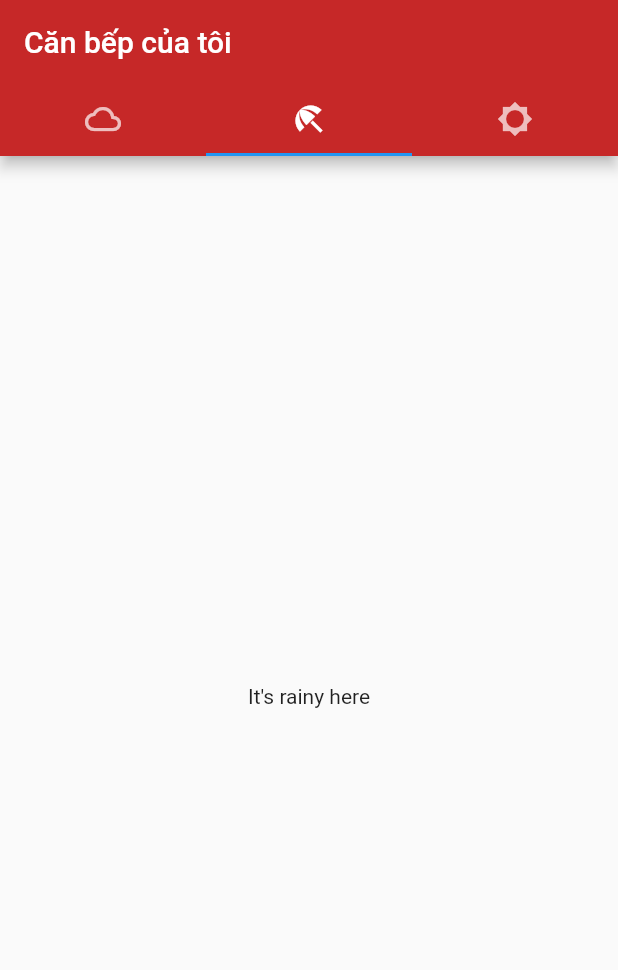
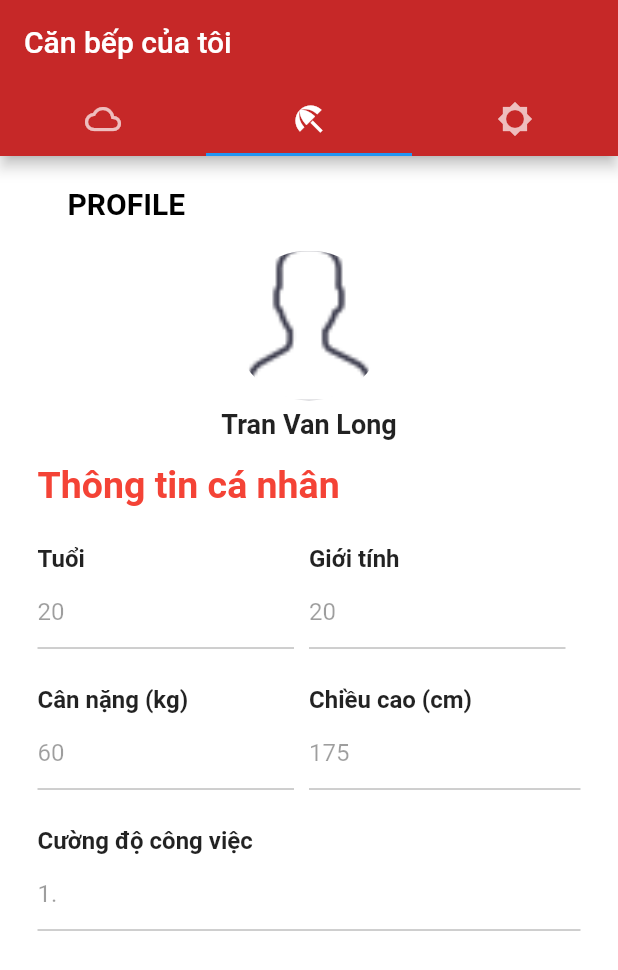
Before and after one commit to ZERO-94/Team20-Flutter-Project, a Flutter app: the screen it shows after launch, tab 2 chosen, on a phone screen of 412 x 824 dp. Shown: the top 970 px of the screen. Run offline on Flutter 3.47's test engine with Material 2 defaults, Android fonts, the phone set to English and light mode, and no system bars; our stand-ins replace firebase_auth, firebase_core, percent_indicator; accounts and stored records are empty; network calls fail; Roboto replaces fonts that are missing (sans-serif-light).

Commit message:
add profile_page and homepage

```diff
--- a/lib/main.dart
+++ b/lib/main.dart
@@ -3,6 +3,7 @@ import 'package:food_app/pages/sign_in_page.dart';
 import 'package:firebase_core/firebase_core.dart';
 import 'package:flutter/material.dart';
 import './pages/my_kitchen_page.dart';
+import 'package:food_app/pages/profile_page.dart';
 
 void main() async {
   WidgetsFlutterBinding.ensureInitialized();
@@ -16,6 +17,7 @@ class MyApp extends StatelessWidget {
   @override
   Widget build(BuildContext context) {
     return const MaterialApp(
+      debugShowCheckedModeBanner: false,
       home: MainPage(),
     );
   }
--- /dev/null
+++ b/lib/pages/homepage.dart
@@ -0,0 +1,82 @@
+import 'package:flutter/material.dart';
+import 'package:flutter/cupertino.dart';
+
+class HomePage extends StatelessWidget {
+  const HomePage({Key? key}) : super(key: key);
+  @override
+  Widget build(BuildContext context) {
+    return Scaffold(
+      body:Stack(
+        children: <Widget>[
+          Container(
+            color: Colors.red,
+            height: 100,
+            child:Padding(
+                padding: EdgeInsets.only(
+                    left: 30.0, right: 15.0, top: 5.0),
+                child: new Row(
+                  mainAxisSize: MainAxisSize.max,
+                  children: <Widget>[
+                    new Column(
+                      mainAxisAlignment: MainAxisAlignment.start,
+                      mainAxisSize: MainAxisSize.min,
+                      children: <Widget>[
+                        new Text(
+                          'Hãy để chúng tôi hỗ trợ cho bữa \n                     ăn của bạn',
+                          style: TextStyle(
+                              color: Colors.white,
+                              fontSize: 20.0,
+                              fontWeight: FontWeight.bold)
+                        ),
+                      ],
+                    ),
+                  ],
+                )),
+          ),
+          GridView.count(
+            primary: false,
+            padding: const EdgeInsets.fromLTRB(20, 120, 20, 10),
+            crossAxisSpacing: 10,
+            mainAxisSpacing: 10,
+            crossAxisCount: 2,
+            children: <Widget>[
+              Container(
+                  padding: const EdgeInsets.all(8),
+                  child: Column(children: <Widget> [
+                    Image.asset('images/breakfast.png', height: 100, width: 110),
+                    const Text(' Bữa sáng\nTừ 6h-10h')
+                  ],
+                  )
+              ),
+              Container(
+                  padding: const EdgeInsets.all(8),
+                  child: Column(children: <Widget> [
+                    Image.asset('images/lunch.png', height: 100, width: 110),
+                    const Text('   Bữa trưa\nTừ 11h-13h')
+                  ],
+                  )
+              ),
+              Container(
+                  padding: const EdgeInsets.all(8),
+                  child: Column(children: <Widget> [
+                    Image.asset('images/fun.png', height: 100, width: 110,),
+                    const Text('    Bữa phụ\n Từ 14h-17h')
+                  ],
+                  )
+              ),
+              Container(
+                  padding: const EdgeInsets.all(8),
+                  child: Column(children: <Widget> [
+                    Image.asset('images/dinner.png', height: 100, width: 110),
+                    const Text('    Bữa tối \nTừ 18h-21h')
+                  ],
+                  )
+              ),
+            ],
+          )
+          ]
+            ),
+          );
+  }
+
+}
--- a/lib/pages/main_page.dart
+++ b/lib/pages/main_page.dart
@@ -1,4 +1,6 @@
 import 'package:flutter/material.dart';
+import 'package:food_app/pages/homepage.dart';
+import 'package:food_app/pages/profile_page.dart';
 import './my_kitchen_page.dart';
 
 class MainPage extends StatelessWidget {
@@ -29,12 +31,8 @@ class MainPage extends StatelessWidget {
         ),
         body: TabBarView(
           children: <Widget>[
-            Center(
-              child: Text("It's cloudy here"),
-            ),
-            Center(
-              child: Text("It's rainy here"),
-            ),
+            HomePage(),
+            ProfilePage(),
             MyKitchenPage(),
           ],
         ),
--- /dev/null
+++ b/lib/pages/profile_page.dart
@@ -0,0 +1,334 @@
+import 'package:flutter/material.dart';
+import 'package:flutter/cupertino.dart';
+
+class ProfilePage extends StatefulWidget {
+  const ProfilePage({Key? key}) : super(key: key);
+  @override
+  MapScreenState createState() => MapScreenState();
+}
+
+class MapScreenState extends State<ProfilePage>
+    with SingleTickerProviderStateMixin {
+  bool _status = true;
+  final FocusNode myFocusNode = FocusNode();
+
+  @override
+  void initState() {
+    // TODO: implement initState
+    super.initState();
+  }
+
+  @override
+  Widget build(BuildContext context) {
+    return new Scaffold(
+        body: new Container(
+          color: Colors.white,
+          child: new ListView(
+            children: <Widget>[
+              Column(
+                children: <Widget>[
+                  new Container(
+                    height: 200.0,
+                    color: Colors.white,
+                    child: new Column(
+                      children: <Widget>[
+                        Padding(
+                            padding: EdgeInsets.only(left: 20.0, top: 20.0),
+                            child: new Row(
+                              crossAxisAlignment: CrossAxisAlignment.start,
+                              children: <Widget>[
+                                Padding(
+                                  padding: EdgeInsets.only(left: 25.0),
+                                  child: new Text('PROFILE',
+                                      style: TextStyle(
+                                          fontWeight: FontWeight.bold,
+                                          fontSize: 20.0,
+                                          fontFamily: 'sans-serif-light',
+                                          color: Colors.black)),
+                                )
+                              ],
+                            )),
+                        Padding(
+                          padding: EdgeInsets.only(top: 20.0),
+                          child: new Stack(fit: StackFit.loose, children: <Widget>[
+                            new Row(
+                              crossAxisAlignment: CrossAxisAlignment.center,
+                              mainAxisAlignment: MainAxisAlignment.center,
+                              children: <Widget>[
+                                new Container(
+                                    width: 100.0,
+                                    height: 100.0,
+                                    decoration: new BoxDecoration(
+                                      shape: BoxShape.circle,
+                                      image: new DecorationImage(
+                                        image: new ExactAssetImage(
+                                            'images/user_icon.png'),
+                                        fit: BoxFit.cover,
+                                      ),
+                                    )),
+                              ],
+                            ),
+                          ]),
+                        ),
+                        Padding(
+                            padding: EdgeInsets.only(
+                                left: 25.0, right: 25.0, top: 5.0),
+                            child: new Row(
+                              crossAxisAlignment: CrossAxisAlignment.center,
+                              mainAxisAlignment: MainAxisAlignment.center,
+                              children: <Widget>[
+                                new Column(
+                                  mainAxisAlignment: MainAxisAlignment.start,
+                                  mainAxisSize: MainAxisSize.min,
+                                  children: <Widget>[
+                                    new Text(
+                                      'Tran Van Long',
+                                      style: TextStyle(
+                                          fontSize: 18.0,
+                                          fontWeight: FontWeight.bold),
+                                    ),
+                                  ],
+                                ),
+
+                              ],
+                            )),
+                      ],
+                    ),
+                  ),
+                  new Container(
+                    color: Color(0xffFFFFFF),
+                    child: Padding(
+                      padding: EdgeInsets.only(bottom: 25.0),
+                      child: new Column(
+                        crossAxisAlignment: CrossAxisAlignment.start,
+                        mainAxisAlignment: MainAxisAlignment.start,
+                        children: <Widget>[
+                          Padding(
+                              padding: EdgeInsets.only(
+                                  left: 25.0, right: 25.0, top: 5.0),
+                              child: new Row(
+                                mainAxisAlignment: MainAxisAlignment.spaceBetween,
+                                mainAxisSize: MainAxisSize.max,
+                                children: <Widget>[
+                                  new Column(
+                                    mainAxisAlignment: MainAxisAlignment.start,
+                                    mainAxisSize: MainAxisSize.min,
+                                    children: <Widget>[
+                                      new Text(
+                                        'Thông tin cá nhân',
+                                        style: TextStyle(
+                                            color: Colors.red,
+                                            fontSize: 25.0,
+                                            fontWeight: FontWeight.bold),
+                                      ),
+                                    ],
+                                  ),
+                                ],
+                              )),
+                          Padding(
+                              padding: EdgeInsets.only(
+                                  left: 25.0, right: 25.0, top: 25.0),
+                              child: new Row(
+                                mainAxisSize: MainAxisSize.max,
+                                mainAxisAlignment: MainAxisAlignment.start,
+                                children: <Widget>[
+                                  Expanded(
+                                    child: Container(
+                                      child: new Text(
+                                        'Tuổi',
+                                        style: TextStyle(
+                                            fontSize: 16.0,
+                                            fontWeight: FontWeight.bold),
+                                      ),
+                                    ),
+                                    flex: 2,
+                                  ),
+                                  Expanded(
+                                    child: Container(
+                                      child: new Text(
+                                        'Giới tính',
+                                        style: TextStyle(
+                                            fontSize: 16.0,
+                                            fontWeight: FontWeight.bold),
+                                      ),
+                                    ),
+                                    flex: 2,
+                                  ),
+                                ],
+                              )),
+                          Padding(
+                              padding: EdgeInsets.only(
+                                  left: 25.0, right: 25.0, top: 2.0),
+                              child: new Row(
+                                mainAxisSize: MainAxisSize.max,
+                                mainAxisAlignment: MainAxisAlignment.start,
+                                children: <Widget>[
+                                  Flexible(
+                                    child: Padding(
+                                      padding: EdgeInsets.only(right: 10.0),
+                                      child: new TextField(
+                                        decoration: const InputDecoration(
+                                            hintText: "20"),
+                                        enabled: !_status,
+                                      ),
+                                    ),
+                                    flex: 2,
+                                  ),
+                                  Flexible(
+                                    child: Padding(
+                                      padding: EdgeInsets.only(right: 10.0),
+                                      child: new TextField(
+                                        decoration: const InputDecoration(
+                                            hintText: "20"),
+                                        enabled: !_status,
+                                      ),
+                                    ),
+                                    flex: 2,
+                                  ),
+                                ],
+                              )),
+                          Padding(
+                              padding: EdgeInsets.only(
+                                  left: 25.0, right: 25.0, top: 25.0),
+                              child: new Row(
+                                mainAxisSize: MainAxisSize.max,
+                                mainAxisAlignment: MainAxisAlignment.start,
+                                children: <Widget>[
+                                  Expanded(
+                                    child: Container(
+                                      child: new Text(
+                                        'Cân nặng (kg)',
+                                        style: TextStyle(
+                                            fontSize: 16.0,
+                                            fontWeight: FontWeight.bold),
+                                      ),
+                                    ),
+                                    flex: 2,
+                                  ),
+                                  Expanded(
+                                    child: Container(
+                                      child: new Text(
+                                        'Chiều cao (cm)',
+                                        style: TextStyle(
+                                            fontSize: 16.0,
+                                            fontWeight: FontWeight.bold),
+                                      ),
+                                    ),
+                                    flex: 2,
+                                  ),
+                                ],
+                              )),
+                          Padding(
+                              padding: EdgeInsets.only(
+                                  left: 25.0, right: 25.0, top: 2.0),
+                              child: new Row(
+                                mainAxisSize: MainAxisSize.max,
+                                mainAxisAlignment: MainAxisAlignment.start,
+                                children: <Widget>[
+                                  Flexible(
+                                    child: Padding(
+                                      padding: EdgeInsets.only(right: 10.0),
+                                      child: new TextField(
+                                        decoration: const InputDecoration(
+                                            hintText: "60"),
+                                        enabled: !_status,
+                                      ),
+                                    ),
+                                    flex: 2,
+                                  ),
+                                  Flexible(
+                                    child: new TextField(
+                                      decoration: const InputDecoration(
+                                          hintText: "175"),
+                                      enabled: !_status,
+                                    ),
+                                    flex: 2,
+                                  ),
+                                ],
+                              )),
+                          Padding(
+                              padding: EdgeInsets.only(
+                                  left: 25.0, right: 25.0, top: 25.0),
+                              child: new Row(
+                                mainAxisSize: MainAxisSize.max,
+                                children: <Widget>[
+                                  new Column(
+                                    mainAxisAlignment: MainAxisAlignment.start,
+                                    mainAxisSize: MainAxisSize.min,
+                                    children: <Widget>[
+                                      new Text(
+                                        'Cường độ công việc',
+                                        style: TextStyle(
+                                            fontSize: 16.0,
+                                            fontWeight: FontWeight.bold),
+                                      ),
+                                    ],
+                                  ),
+                                ],
+                              )),
+                          Padding(
+                              padding: EdgeInsets.only(
+                                  left: 25.0, right: 25.0, top: 2.0),
+                              child: new Row(
+                                mainAxisSize: MainAxisSize.max,
+                                children: <Widget>[
+                                  new Flexible(
+                                    child: new TextField(
+                                      decoration: const InputDecoration(
+                                          hintText: "1."),
+                                      enabled: !_status,
+                                    ),
+                                  ),
+                                ],
+                              )),
+                          !_status ? _getActionButtons() : new Container(),
+                        ],
+                      ),
+                    ),
+                  )
+                ],
+              ),
+            ],
+          ),
+        ));
+  }
+
+  @override
+  void dispose() {
+    // Clean up the controller when the Widget is disposed
+    myFocusNode.dispose();
+    super.dispose();
+  }
+
+  Widget _getActionButtons() {
+    return Padding(
+      padding: EdgeInsets.only(left: 25.0, right: 25.0, top: 45.0),
+      child: new Row(
+        mainAxisSize: MainAxisSize.max,
+        mainAxisAlignment: MainAxisAlignment.start,
+        children: <Widget>[
+          Expanded(
+            child: Padding(
+              padding: EdgeInsets.only(left: 10.0),
+              child: Container(
+                  child: new RaisedButton(
+                    child: new Text("Thay đổi thông tin"),
+                    textColor: Colors.white,
+                    color: Colors.red,
+                    onPressed: () {
+                      setState(() {
+                        _status = true;
+                        FocusScope.of(context).requestFocus(new FocusNode());
+                      });
+                    },
+                    shape: new RoundedRectangleBorder(
+                        borderRadius: new BorderRadius.circular(20.0)),
+                  )),
+            ),
+            flex: 2,
+          ),
+        ],
+      ),
+    );
+  }
+}
```
Also changed, not shown: images/breakfast.png (added), images/dinner.png (added), images/fun.png (added), images/lunch.png (added), images/user_icon.png (added).
